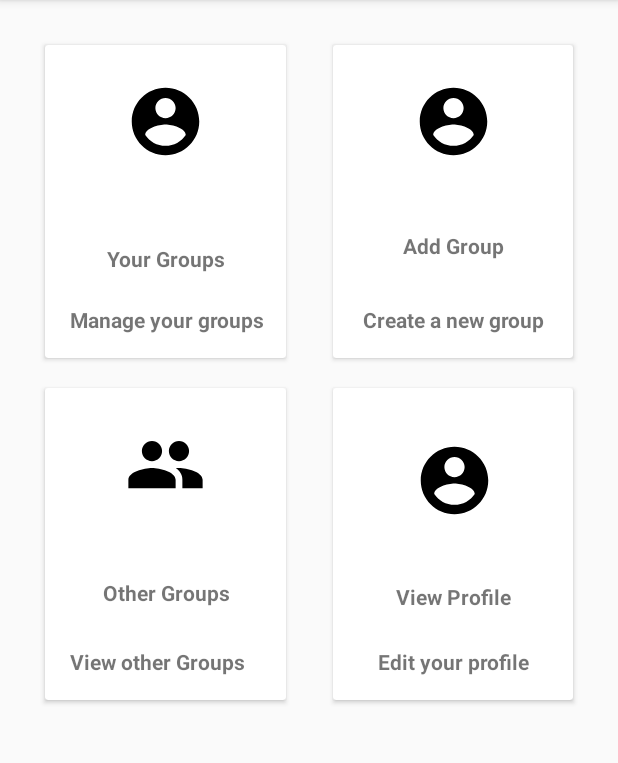
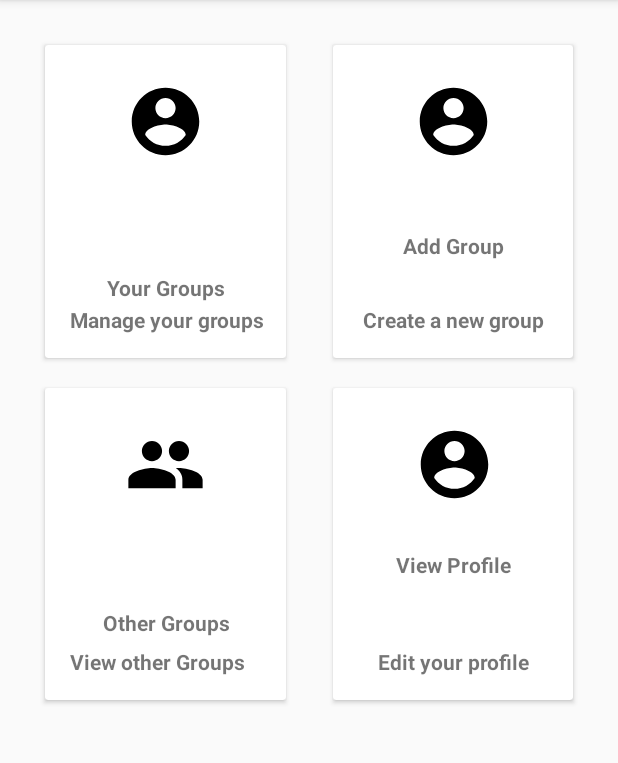
Before and after one commit to scottliu21/group-builder, an Android app: the DashboardActivity screen opened directly, with no data from a screen before it, on a phone screen of 412 x 824 dp, the part 84-847 px from its top. Run offline under Robolectric (Android 15) with nearby library versions, the phone set to English and light mode, and no system bars.

Commit message:
Adjusted the Dashboard

```diff
--- a/app/src/main/res/layout/activity_dashboard.xml
+++ b/app/src/main/res/layout/activity_dashboard.xml
@@ -33,7 +33,7 @@
                 android:layout_marginBottom="21dp"
                 android:text="@string/YourGroups"
                 android:textStyle="bold"
-                app:layout_constraintBottom_toTopOf="@+id/textView2"
+                app:layout_constraintBottom_toBottomOf="@+id/textView2"
                 app:layout_constraintEnd_toEndOf="parent"
                 app:layout_constraintHorizontal_bias="0.506"
                 app:layout_constraintStart_toStartOf="parent" />
@@ -100,7 +100,7 @@
                 android:id="@+id/textView3"
                 android:layout_width="wrap_content"
                 android:layout_height="wrap_content"
-                android:layout_marginBottom="62dp"
+                android:layout_marginBottom="42dp"
                 android:text="@string/FindGroup"
                 android:textStyle="bold"
                 app:layout_constraintBottom_toBottomOf="parent"
@@ -212,10 +212,15 @@
                 android:layout_marginBottom="24dp"
                 android:text="@string/viewProfile"
                 android:textStyle="bold"
-                app:layout_constraintBottom_toTopOf="@+id/textView8"
+                app:layout_constraintBottom_toBottomOf="parent"
                 app:layout_constraintEnd_toEndOf="parent"
+                app:layout_constraintHorizontal_bias="0.505"
                 app:layout_constraintStart_toStartOf="parent"
-                app:layout_constraintTop_toBottomOf="@+id/imageView4" />
+                app:layout_constraintTop_toTopOf="parent"
+                app:layout_constraintVertical_bias="0.654"
+                tools:layout_conversion_absoluteHeight="19dp"
+                tools:layout_conversion_absoluteWidth="67dp" />
+
 
             <TextView
                 android:id="@+id/textView8"
@@ -227,13 +232,13 @@
                 app:layout_constraintBottom_toBottomOf="parent"
                 app:layout_constraintEnd_toEndOf="parent"
                 app:layout_constraintHorizontal_bias="0.508"
-                app:layout_constraintStart_toStartOf="parent"
-                app:layout_constraintTop_toBottomOf="@+id/textView7" />
+                app:layout_constraintStart_toStartOf="parent"/>
+<!--                app:layout_constraintTop_toBottomOf="@+id/textView7" />-->
 
             <ImageView
                 android:id="@+id/imageView4"
                 android:layout_width="54dp"
-                android:layout_height="0dp"
+                android:layout_height="54dp"
                 android:layout_marginTop="26dp"
                 android:layout_marginEnd="52dp"
                 android:layout_marginBottom="32dp"
```
